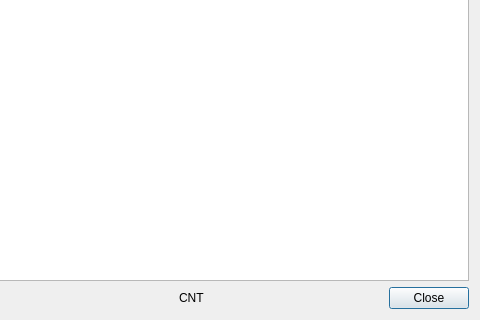
First picture: the form in Plugins/TipOfTheDay/tipofthedaydialog.ui, repository Mu-L/sqlitestudio, before the edit; both pictures show x 150 to 630 and y 132 to 452 of the 630 by 452 pixel window.
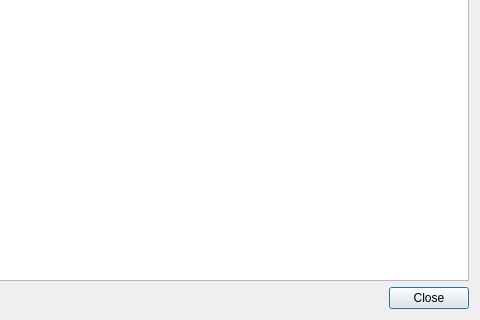
Second picture: the form after the edit.

Commit message: #3283 Added Configure to Tip of the Day dialog and rearranged dialog buttons a bit.

What changed in the file:
```diff
--- a/Plugins/TipOfTheDay/tipofthedaydialog.ui
+++ b/Plugins/TipOfTheDay/tipofthedaydialog.ui
@@ -14,26 +14,6 @@
    <string>Tip of the Day</string>
   </property>
   <layout class="QGridLayout" name="gridLayout">
-   <item row="1" column="1">
-    <spacer name="horizontalSpacer">
-     <property name="orientation">
-      <enum>Qt::Orientation::Horizontal</enum>
-     </property>
-     <property name="sizeHint" stdset="0">
-      <size>
-       <width>40</width>
-       <height>20</height>
-      </size>
-     </property>
-    </spacer>
-   </item>
-   <item row="0" column="0" colspan="5">
-    <widget class="QTextEdit" name="contentEdit">
-     <property name="textInteractionFlags">
-      <set>Qt::TextInteractionFlag::LinksAccessibleByKeyboard|Qt::TextInteractionFlag::LinksAccessibleByMouse|Qt::TextInteractionFlag::TextBrowserInteraction|Qt::TextInteractionFlag::TextSelectableByKeyboard|Qt::TextInteractionFlag::TextSelectableByMouse</set>
-     </property>
-    </widget>
-   </item>
    <item row="1" column="0">
     <widget class="QLabel" name="onlineListLabel">
      <property name="text">
@@ -44,14 +24,7 @@
      </property>
     </widget>
    </item>
-   <item row="1" column="2">
-    <widget class="QLabel" name="counterLabel">
-     <property name="text">
-      <string notr="true">CNT</string>
-     </property>
-    </widget>
-   </item>
-   <item row="1" column="4">
+   <item row="1" column="3">
     <widget class="QDialogButtonBox" name="buttonBox">
      <property name="orientation">
       <enum>Qt::Orientation::Horizontal</enum>
@@ -61,17 +34,21 @@
      </property>
     </widget>
    </item>
-   <item row="1" column="3">
-    <spacer name="horizontalSpacer_2">
+   <item row="0" column="0" colspan="4">
+    <widget class="QTextEdit" name="contentEdit">
+     <property name="textInteractionFlags">
+      <set>Qt::TextInteractionFlag::LinksAccessibleByKeyboard|Qt::TextInteractionFlag::LinksAccessibleByMouse|Qt::TextInteractionFlag::TextBrowserInteraction|Qt::TextInteractionFlag::TextSelectableByKeyboard|Qt::TextInteractionFlag::TextSelectableByMouse</set>
+     </property>
+    </widget>
+   </item>
+   <item row="1" column="1">
+    <spacer name="finalSpacer">
      <property name="orientation">
       <enum>Qt::Orientation::Horizontal</enum>
      </property>
-     <property name="sizeType">
-      <enum>QSizePolicy::Policy::Minimum</enum>
-     </property>
      <property name="sizeHint" stdset="0">
       <size>
-       <width>20</width>
+       <width>40</width>
        <height>20</height>
       </size>
      </property>
```
The commit also changes 4 other files.
